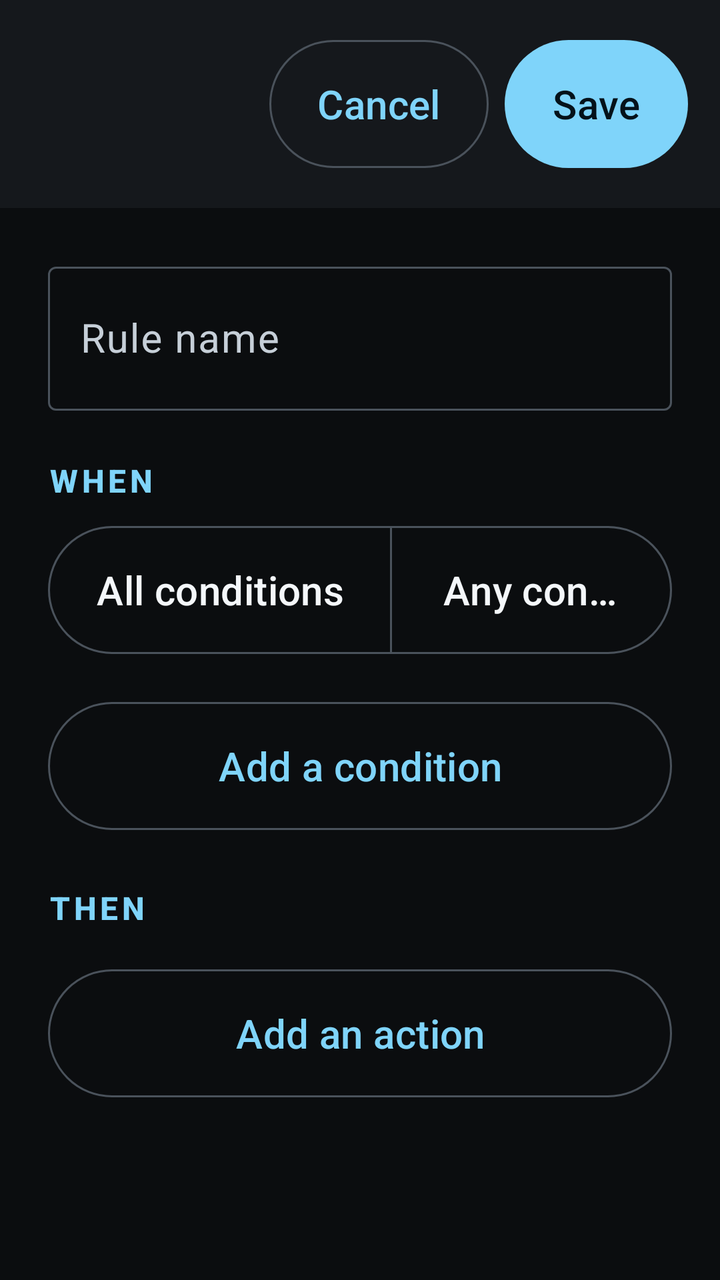
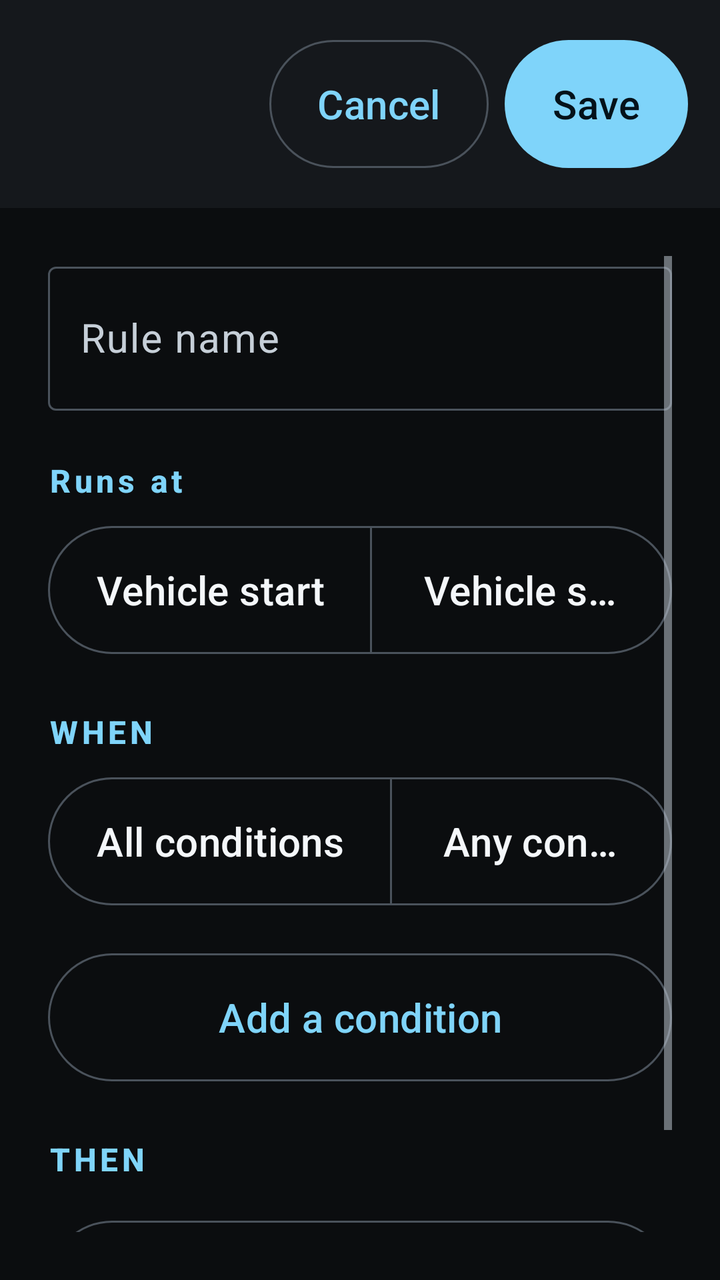

Compare the two renders of this Android layout. The source of the first and the diff that turns it into the second are given below.
<!-- AndroidManifest.xml: application theme Theme.MG4Tasker -->
<!-- res/layout/activity_rule_editor.xml -->
<?xml version="1.0" encoding="utf-8"?>
<LinearLayout xmlns:android="http://schemas.android.com/apk/res/android"
    xmlns:app="http://schemas.android.com/apk/res-auto"
    android:layout_width="match_parent"
    android:layout_height="match_parent"
    android:orientation="vertical"
    android:background="@color/mg4_background">

    
    <LinearLayout
        android:layout_width="match_parent"
        android:layout_height="wrap_content"
        android:orientation="horizontal"
        android:gravity="center_vertical"
        android:background="@color/mg4_surface"
        android:padding="@dimen/spacing_md">

        <TextView
            android:id="@+id/editorTitle"
            android:layout_width="wrap_content"
            android:layout_height="wrap_content"
            android:textAppearance="@style/Text.MG4.Title"
            android:layout_marginEnd="@dimen/spacing_lg" />

        <View
            android:layout_width="0dp"
            android:layout_height="1dp"
            android:layout_weight="1" />

        <com.google.android.material.button.MaterialButton
            android:id="@+id/cancelButton"
            style="@style/Widget.MG4.Button.Outlined"
            android:layout_width="wrap_content"
            android:layout_height="wrap_content"
            android:text="@string/editor_cancel" />

        <com.google.android.material.button.MaterialButton
            android:id="@+id/saveButton"
            style="@style/Widget.MG4.Button"
            android:layout_width="wrap_content"
            android:layout_height="wrap_content"
            android:layout_marginStart="@dimen/spacing_sm"
            android:text="@string/editor_save" />
    </LinearLayout>

    <ScrollView
        android:layout_width="match_parent"
        android:layout_height="0dp"
        android:layout_weight="1"
        android:padding="@dimen/spacing_lg">

        <LinearLayout
            android:layout_width="match_parent"
            android:layout_height="wrap_content"
            android:orientation="vertical">

            <com.google.android.material.textfield.TextInputLayout
                android:layout_width="match_parent"
                android:layout_height="wrap_content"
                android:hint="@string/editor_name_hint"
                style="@style/Widget.Material3.TextInputLayout.OutlinedBox">

                <com.google.android.material.textfield.TextInputEditText
                    android:id="@+id/nameInput"
                    android:layout_width="match_parent"
                    android:layout_height="wrap_content"
                    android:minHeight="@dimen/touch_target"
                    android:textSize="@dimen/text_body"
                    android:inputType="textCapSentences"
                    android:maxLines="1" />
            </com.google.android.material.textfield.TextInputLayout>

            
            <TextView
                android:layout_width="wrap_content"
                android:layout_height="wrap_content"
                android:layout_marginTop="@dimen/spacing_lg"
                android:text="@string/rules_when"
                android:textAppearance="@style/Text.MG4.SectionHeader" />

            <com.google.android.material.button.MaterialButtonToggleGroup
                android:id="@+id/matchGroup"
                android:layout_width="wrap_content"
                android:layout_height="wrap_content"
                android:layout_marginTop="@dimen/spacing_sm"
                app:singleSelection="true"
                app:selectionRequired="true">

                <com.google.android.material.button.MaterialButton
                    android:id="@+id/matchAll"
                    style="@style/Widget.MG4.Button.Outlined"
                    android:layout_width="wrap_content"
                    android:layout_height="wrap_content"
                    android:text="@string/editor_match_all" />

                <com.google.android.material.button.MaterialButton
                    android:id="@+id/matchAny"
                    style="@style/Widget.MG4.Button.Outlined"
                    android:layout_width="wrap_content"
                    android:layout_height="wrap_content"
                    android:text="@string/editor_match_any" />
            </com.google.android.material.button.MaterialButtonToggleGroup>

            <LinearLayout
                android:id="@+id/conditionContainer"
                android:layout_width="match_parent"
                android:layout_height="wrap_content"
                android:orientation="vertical"
                android:layout_marginTop="@dimen/spacing_sm" />

            <com.google.android.material.button.MaterialButton
                android:id="@+id/addConditionButton"
                style="@style/Widget.MG4.Button.Outlined"
                android:layout_width="match_parent"
                android:layout_height="wrap_content"
                android:layout_marginTop="@dimen/spacing_sm"
                android:text="@string/editor_add_condition" />

            
            <TextView
                android:layout_width="wrap_content"
                android:layout_height="wrap_content"
                android:layout_marginTop="@dimen/spacing_lg"
                android:text="@string/rules_then"
                android:textAppearance="@style/Text.MG4.SectionHeader" />

            <LinearLayout
                android:id="@+id/actionContainer"
                android:layout_width="match_parent"
                android:layout_height="wrap_content"
                android:orientation="vertical"
                android:layout_marginTop="@dimen/spacing_sm" />

            <com.google.android.material.button.MaterialButton
                android:id="@+id/addActionButton"
                style="@style/Widget.MG4.Button.Outlined"
                android:layout_width="match_parent"
                android:layout_height="wrap_content"
                android:layout_marginTop="@dimen/spacing_sm"
                android:layout_marginBottom="@dimen/spacing_lg"
                android:text="@string/editor_add_action" />
        </LinearLayout>
    </ScrollView>
</LinearLayout>
<!-- resources referenced by this layout -->
<resources>
  <color name="mg4_background">#FF0B0D0F</color>
  <color name="mg4_surface">#FF15181C</color>
  <dimen name="spacing_lg">24dp</dimen>
  <dimen name="spacing_md">16dp</dimen>
  <dimen name="spacing_sm">8dp</dimen>
  <dimen name="text_body">20sp</dimen>
  <dimen name="touch_target">72dp</dimen>
  <string name="editor_add_action">Add an action</string>
  <string name="editor_add_condition">Add a condition</string>
  <string name="editor_cancel">Cancel</string>
  <string name="editor_match_all">All conditions</string>
  <string name="editor_match_any">Any condition</string>
  <string name="editor_name_hint">Rule name</string>
  <string name="editor_save">Save</string>
  <string name="rules_then">THEN</string>
  <string name="rules_when">WHEN</string>
  <style name="Text.MG4.SectionHeader" parent="TextAppearance.Material3.LabelLarge">
          <item name="android:textSize">@dimen/text_label</item>
          <item name="android:textColor">@color/mg4_accent</item>
          <item name="android:letterSpacing">0.12</item>
          <item name="android:textStyle">bold</item>
      </style>
  <style name="Text.MG4.Title" parent="TextAppearance.Material3.TitleLarge">
          <item name="android:textSize">@dimen/text_title</item>
      </style>
  <style name="Widget.MG4.Button" parent="Widget.Material3.Button">
          <item name="android:minHeight">@dimen/touch_target</item>
          <item name="android:textSize">@dimen/text_body</item>
          <item name="android:paddingStart">@dimen/spacing_lg</item>
          <item name="android:paddingEnd">@dimen/spacing_lg</item>
      </style>
  <style name="Widget.MG4.Button.Outlined" parent="Widget.Material3.Button.OutlinedButton">
          <item name="android:minHeight">@dimen/touch_target</item>
          <item name="android:textSize">@dimen/text_body</item>
      </style>
  <dimen name="text_label">16sp</dimen>
  <color name="mg4_accent">#FF7FD4FA</color>
  <dimen name="text_title">26sp</dimen>
  <color name="mg4_on_accent">#FF04121A</color>
  <color name="mg4_surface_raised">#FF272C33</color>
  <color name="mg4_error">#FFFF9A9A</color>
  <color name="mg4_text">#FFF4F7FA</color>
  <color name="mg4_text_secondary">#FFC6CFD8</color>
  <color name="mg4_outline">#FF4A525B</color>
  <style name="ThemeOverlay.MG4.Dialog" parent="ThemeOverlay.Material3.MaterialAlertDialog">
          <item name="colorSurface">@color/mg4_surface_raised</item>
          <item name="colorOnSurface">@color/mg4_text</item>
          <item name="colorOnSurfaceVariant">@color/mg4_text_secondary</item>
          <item name="android:textColorPrimary">@color/mg4_text</item>
          <item name="buttonBarPositiveButtonStyle">@style/Widget.MG4.DialogButton</item>
          <item name="buttonBarNegativeButtonStyle">@style/Widget.MG4.DialogButton</item>
      </style>
  <style name="Widget.MG4.DialogButton" parent="Widget.Material3.Button.TextButton.Dialog">
          <item name="android:minHeight">@dimen/touch_target</item>
          <item name="android:minWidth">140dp</item>
          <item name="android:textSize">@dimen/text_body</item>
      </style>
  <!-- unchanged entries left out for length: 1 -->
</resources>

<!-- the commit's change to res/layout/activity_rule_editor.xml (unified diff, before → after) -->
@@ -75,6 +75,37 @@
                 android:layout_width="wrap_content"
                 android:layout_height="wrap_content"
                 android:layout_marginTop="@dimen/spacing_lg"
+                android:text="@string/editor_trigger"
+                android:textAppearance="@style/Text.MG4.SectionHeader" />
+
+            <com.google.android.material.button.MaterialButtonToggleGroup
+                android:id="@+id/triggerGroup"
+                android:layout_width="wrap_content"
+                android:layout_height="wrap_content"
+                android:layout_marginTop="@dimen/spacing_sm"
+                app:singleSelection="true"
+                app:selectionRequired="true">
+
+                <com.google.android.material.button.MaterialButton
+                    android:id="@+id/triggerIgnitionOn"
+                    style="@style/Widget.MG4.Button.Outlined"
+                    android:layout_width="wrap_content"
+                    android:layout_height="wrap_content"
+                    android:text="@string/editor_trigger_on" />
+
+                <com.google.android.material.button.MaterialButton
+                    android:id="@+id/triggerIgnitionOff"
+                    style="@style/Widget.MG4.Button.Outlined"
+                    android:layout_width="wrap_content"
+                    android:layout_height="wrap_content"
+                    android:text="@string/editor_trigger_off" />
+            </com.google.android.material.button.MaterialButtonToggleGroup>
+
+            
+            <TextView
+                android:layout_width="wrap_content"
+                android:layout_height="wrap_content"
+                android:layout_marginTop="@dimen/spacing_lg"
                 android:text="@string/rules_when"
                 android:textAppearance="@style/Text.MG4.SectionHeader" />
 
<!-- resource entries referenced after the edit -->
@@ -14,6 +14,9 @@
   <string name="editor_match_any">Any condition</string>
   <string name="editor_name_hint">Rule name</string>
   <string name="editor_save">Save</string>
+  <string name="editor_trigger">Runs at</string>
+  <string name="editor_trigger_off">Vehicle switch-off</string>
+  <string name="editor_trigger_on">Vehicle start</string>
   <string name="rules_then">THEN</string>
   <string name="rules_when">WHEN</string>
   <style name="Text.MG4.SectionHeader" parent="TextAppearance.Material3.LabelLarge">
